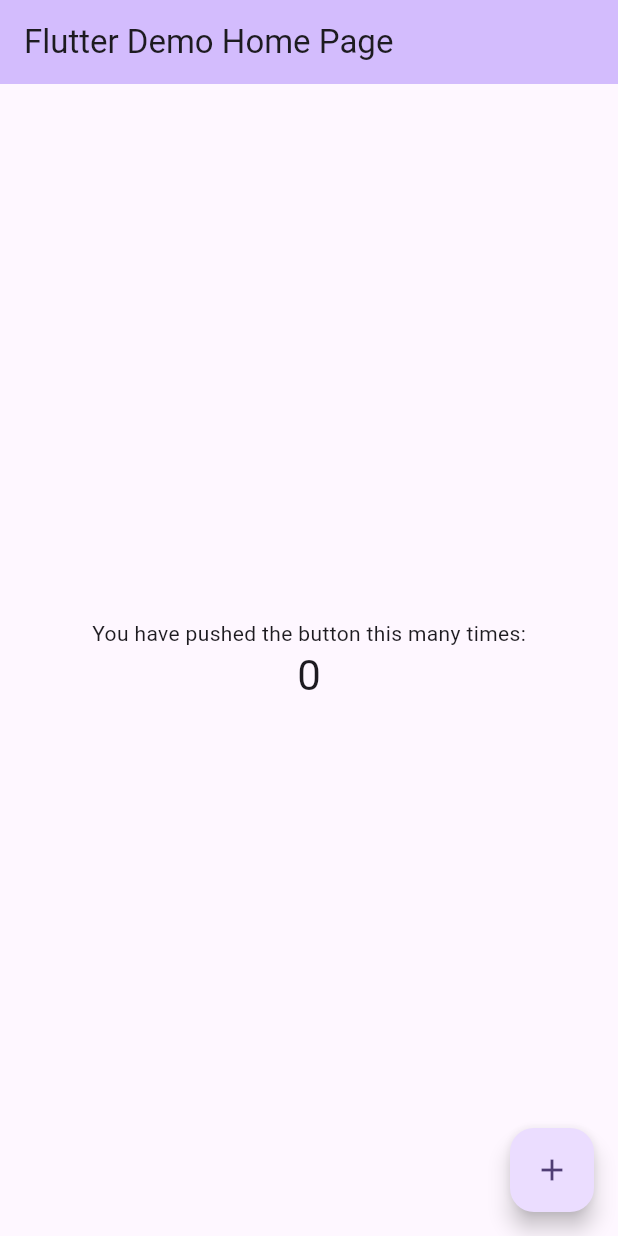
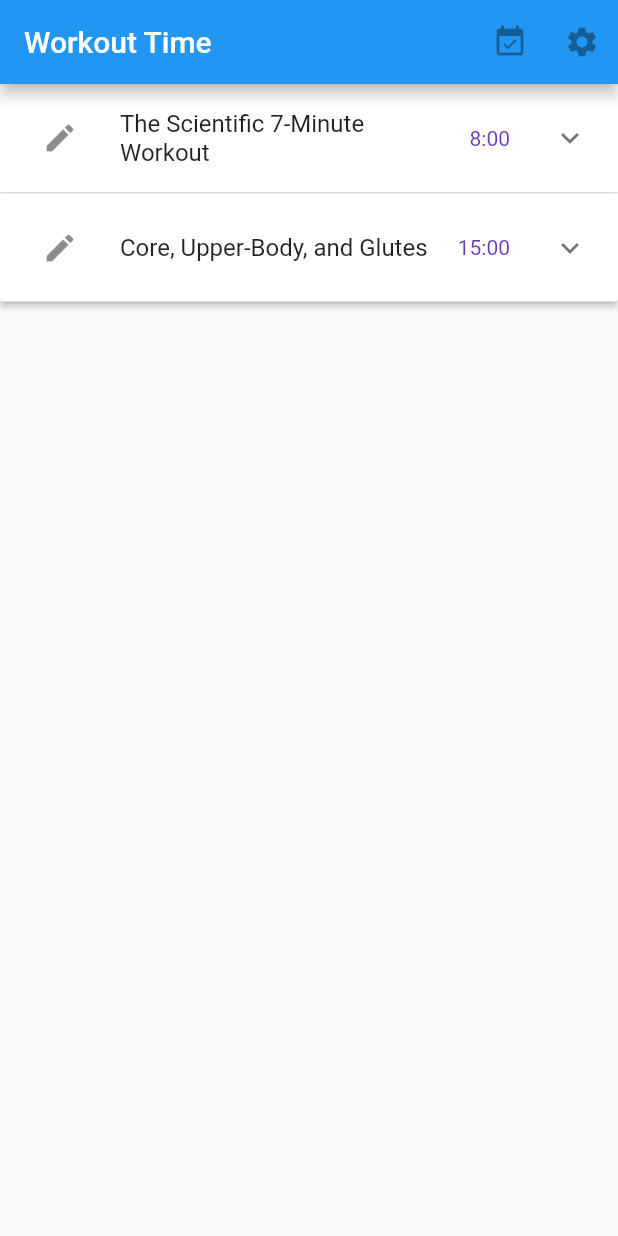
Before and after one commit to akniyet512/gym_app, a Flutter app: the screen it shows after launch, on a phone screen of 412 x 824 dp. Run offline on Flutter 3.47's test engine with Material 2 defaults, Android fonts, the phone set to English and light mode, and no system bars; our stand-ins replace equatable, flutter_bloc.

Commit message:
home page

```diff
--- /dev/null
+++ b/lib/blocs/workout_cubit.dart
@@ -0,0 +1,19 @@
+import 'dart:convert';
+
+import 'package:flutter/services.dart';
+import 'package:flutter_bloc/flutter_bloc.dart';
+import 'package:gym_app/models/workout.dart';
+
+class WorkoutCubit extends Cubit<List<Workout>> {
+  WorkoutCubit() : super([]);
+
+  Future<void> getWorkouts() async {
+    final List<Workout> workouts = [];
+    final dynamic workoutsJson =
+        jsonDecode(await rootBundle.loadString("assets/json/workouts.json"));
+    for (dynamic json in (workoutsJson as Iterable)) {
+      workouts.add(Workout.fromJson(json));
+    }
+    emit(workouts);
+  }
+}
--- /dev/null
+++ b/lib/helpers.dart
@@ -0,0 +1,7 @@
+String formatTime(int seconds, bool pad) {
+  return (pad)
+      ? "${(seconds / 60).floor()}:${(seconds % 60).toString().padLeft(2, "0")}"
+      : (seconds > 59)
+          ? "${(seconds / 60).floor()}:${(seconds % 60).toString().padLeft(2, "0")}"
+          : seconds.toString();
+}
--- a/lib/main.dart
+++ b/lib/main.dart
@@ -1,125 +1,66 @@
 import 'package:flutter/material.dart';
+import 'package:flutter_bloc/flutter_bloc.dart';
+import 'package:gym_app/blocs/workout_cubit.dart';
+import 'package:gym_app/models/workout.dart';
+import 'package:gym_app/screens/home_page.dart';
 
 void main() {
-  runApp(const MyApp());
+  runApp(const WorkoutTime());
 }
 
-class MyApp extends StatelessWidget {
-  const MyApp({super.key});
+class WorkoutTime extends StatelessWidget {
+  const WorkoutTime({super.key});
 
-  // This widget is the root of your application.
   @override
   Widget build(BuildContext context) {
     return MaterialApp(
-      title: 'Flutter Demo',
+      debugShowCheckedModeBanner: false,
+      title: 'My Workouts',
       theme: ThemeData(
-        // This is the theme of your application.
-        //
-        // TRY THIS: Try running your application with "flutter run". You'll see
-        // the application has a blue toolbar. Then, without quitting the app,
-        // try changing the seedColor in the colorScheme below to Colors.green
-        // and then invoke "hot reload" (save your changes or press the "hot
-        // reload" button in a Flutter-supported IDE, or press "r" if you used
-        // the command line to start the app).
-        //
-        // Notice that the counter didn't reset back to zero; the application
-        // state is not lost during the reload. To reset the state, use hot
-        // restart instead.
-        //
-        // This works for code too, not just values: Most code changes can be
-        // tested with just a hot reload.
-        colorScheme: ColorScheme.fromSeed(seedColor: Colors.deepPurple),
-        useMaterial3: true,
+          primaryColor: Colors.blue,
+          textTheme: const TextTheme(
+              // bodyText2: TextStyle(color: Color.fromARGB(255, 66, 74, 96))
+              bodyMedium: TextStyle(color: Colors.deepPurple))),
+      home: BlocProvider(
+        create: (BuildContext context) {
+          WorkoutCubit workoutsCubit = WorkoutCubit();
+          if (workoutsCubit.state.isEmpty) {
+            workoutsCubit.getWorkouts();
+          }
+          return workoutsCubit;
+        },
+        child: BlocBuilder<WorkoutCubit, List<Workout>>(
+          builder: (context, state) {
+            return const HomePage();
+          },
+        ),
       ),
-      home: const MyHomePage(title: 'Flutter Demo Home Page'),
+      //     MultiBlocProvider(
+      //   providers: [
+      //     BlocProvider(
+      //       create: (BuildContext context) {
+      //         WorkoutCubit workoutsCubit = WorkoutCubit();
+      //         if (workoutsCubit.state.isEmpty) {
+      //           workoutsCubit.getWorkouts();
+      //         }
+      //         return workoutsCubit;
+      //       },
+      //     ),
+      //     BlocProvider<WorkoutCubit>(
+      //       create: (BuildContext context) => WorkoutCubit(),
+      //     )
+      //   ],
+      //   child:
+      //       BlocBuilder<WorkoutCubit, WorkoutState>(builder: (context, state) {
+      //     if (state is WorkoutInitial) {
+      //       print('initial');
+      //       return const HomePage();
+      //     } else if (state is WorkoutEditing) {
+      //       return const EditWorkoutScreen();
+      //     }
+      //     return const WorkoutProgress();
+      //   }),
+      // ),
     );
   }
 }
-
-class MyHomePage extends StatefulWidget {
-  const MyHomePage({super.key, required this.title});
-
-  // This widget is the home page of your application. It is stateful, meaning
-  // that it has a State object (defined below) that contains fields that affect
-  // how it looks.
-
-  // This class is the configuration for the state. It holds the values (in this
-  // case the title) provided by the parent (in this case the App widget) and
-  // used by the build method of the State. Fields in a Widget subclass are
-  // always marked "final".
-
-  final String title;
-
-  @override
-  State<MyHomePage> createState() => _MyHomePageState();
-}
-
-class _MyHomePageState extends State<MyHomePage> {
-  int _counter = 0;
-
-  void _incrementCounter() {
-    setState(() {
-      // This call to setState tells the Flutter framework that something has
-      // changed in this State, which causes it to rerun the build method below
-      // so that the display can reflect the updated values. If we changed
-      // _counter without calling setState(), then the build method would not be
-      // called again, and so nothing would appear to happen.
-      _counter++;
-    });
-  }
-
-  @override
-  Widget build(BuildContext context) {
-    // This method is rerun every time setState is called, for instance as done
-    // by the _incrementCounter method above.
-    //
-    // The Flutter framework has been optimized to make rerunning build methods
-    // fast, so that you can just rebuild anything that needs updating rather
-    // than having to individually change instances of widgets.
-    return Scaffold(
-      appBar: AppBar(
-        // TRY THIS: Try changing the color here to a specific color (to
-        // Colors.amber, perhaps?) and trigger a hot reload to see the AppBar
-        // change color while the other colors stay the same.
-        backgroundColor: Theme.of(context).colorScheme.inversePrimary,
-        // Here we take the value from the MyHomePage object that was created by
-        // the App.build method, and use it to set our appbar title.
-        title: Text(widget.title),
-      ),
-      body: Center(
-        // Center is a layout widget. It takes a single child and positions it
-        // in the middle of the parent.
-        child: Column(
-          // Column is also a layout widget. It takes a list of children and
-          // arranges them vertically. By default, it sizes itself to fit its
-          // children horizontally, and tries to be as tall as its parent.
-          //
-          // Column has various properties to control how it sizes itself and
-          // how it positions its children. Here we use mainAxisAlignment to
-          // center the children vertically; the main axis here is the vertical
-          // axis because Columns are vertical (the cross axis would be
-          // horizontal).
-          //
-          // TRY THIS: Invoke "debug painting" (choose the "Toggle Debug Paint"
-          // action in the IDE, or press "p" in the console), to see the
-          // wireframe for each widget.
-          mainAxisAlignment: MainAxisAlignment.center,
-          children: <Widget>[
-            const Text(
-              'You have pushed the button this many times:',
-            ),
-            Text(
-              '$_counter',
-              style: Theme.of(context).textTheme.headlineMedium,
-            ),
-          ],
-        ),
-      ),
-      floatingActionButton: FloatingActionButton(
-        onPressed: _incrementCounter,
-        tooltip: 'Increment',
-        child: const Icon(Icons.add),
-      ), // This trailing comma makes auto-formatting nicer for build methods.
-    );
-  }
-}
--- /dev/null
+++ b/lib/models/exercise.dart
@@ -0,0 +1,74 @@
+import 'package:equatable/equatable.dart';
+
+class Exercise extends Equatable {
+  final String? title;
+  final int? prelude;
+  final int? duration;
+  final int? index;
+  final int? startTime;
+
+  const Exercise({
+    required this.title,
+    required this.prelude,
+    required this.duration,
+    this.index, // we calculate
+    this.startTime, //we calculate
+  });
+
+  factory Exercise.fromJson(
+          Map<String, dynamic> json, int index, int startTime) =>
+      Exercise(
+        title: json["title"],
+        prelude: json["prelude"],
+        duration: json["duration"],
+        index: index,
+        startTime: startTime,
+      );
+
+  Map<String, dynamic> toJson() => {
+        "title": title,
+        "prelude": prelude,
+        "duration": duration, //not needing to send
+      };
+
+  Exercise copyWith({
+    int? prelude,
+    String? title,
+    int? duration,
+    int? index,
+    int? startTime,
+  }) =>
+      Exercise(
+        title: title ?? this.title,
+        prelude: prelude ?? this.prelude,
+        duration: duration ?? this.duration,
+        index: index ?? this.index,
+        startTime: startTime ?? this.startTime,
+      );
+
+  @override
+  List<Object?> get props => [title, prelude, duration, index, startTime];
+
+  @override
+  bool get stringify => true;
+
+  Map<String, dynamic> toMap() {
+    return <String, dynamic>{
+      'title': title,
+      'prelude': prelude,
+      'duration': duration,
+      'index': index,
+      'startTime': startTime,
+    };
+  }
+
+  factory Exercise.fromMap(Map<String, dynamic> map) {
+    return Exercise(
+      title: map['title'] != null ? map['title'] as String : null,
+      prelude: map['prelude'] != null ? map['prelude'] as int : null,
+      duration: map['duration'] != null ? map['duration'] as int : null,
+      index: map['index'] != null ? map['index'] as int : null,
+      startTime: map['startTime'] != null ? map['startTime'] as int : null,
+    );
+  }
+}
--- /dev/null
+++ b/lib/models/workout.dart
@@ -0,0 +1,67 @@
+import 'package:equatable/equatable.dart';
+
+import 'package:gym_app/models/exercise.dart';
+
+class Workout extends Equatable {
+  final String? title;
+  final List<Exercise> exercises;
+
+  const Workout({
+    required this.title,
+    required this.exercises,
+  });
+
+  factory Workout.fromJson(Map<String, dynamic> json) {
+    List<Exercise> exercises = [];
+    int index = 0;
+    int startTime = 0;
+    for (var ex in (json['exercises'] as Iterable)) {
+      exercises.add(Exercise.fromJson(ex, index, startTime));
+      index++;
+      startTime += exercises.last.prelude! + exercises.last.duration!;
+    }
+    return Workout(title: json['title'] as String?, exercises: exercises);
+  }
+
+  Map<String, dynamic> toJson() => {
+        "title": title,
+        "exercises ": exercises,
+      };
+
+  Workout copyWith({String? title}) => Workout(
+        title: title ?? this.title,
+        exercises: exercises,
+      );
+
+  int getTotal() => exercises.fold(
+      0,
+      (previousValue, element) =>
+          previousValue + element.duration! + element.prelude!);
+
+  Exercise getCurrentExercise(int? elapsed) =>
+      exercises.lastWhere((element) => element.startTime! <= elapsed!);
+
+  @override
+  List<Object?> get props => [title, exercises];
+
+  @override
+  bool get stringify => true;
+
+  Map<String, dynamic> toMap() {
+    return <String, dynamic>{
+      'title': title,
+      'exercises': exercises.map((x) => x.toMap()).toList(),
+    };
+  }
+
+  factory Workout.fromMap(Map<String, dynamic> map) {
+    return Workout(
+      title: map['title'] != null ? map['title'] as String : null,
+      exercises: List<Exercise>.from(
+        (map['exercises'] as List<int>).map<Exercise>(
+          (x) => Exercise.fromMap(x as Map<String, dynamic>),
+        ),
+      ),
+    );
+  }
+}
--- /dev/null
+++ b/lib/screens/home_page.dart
@@ -0,0 +1,85 @@
+import 'package:flutter/material.dart';
+import 'package:flutter_bloc/flutter_bloc.dart';
+import 'package:gym_app/blocs/workout_cubit.dart';
+import 'package:gym_app/helpers.dart';
+import 'package:gym_app/models/workout.dart';
+
+class HomePage extends StatelessWidget {
+  const HomePage({super.key});
+
+  @override
+  Widget build(BuildContext context) {
+    return Scaffold(
+      appBar: AppBar(
+        title: const Text("Workout Time"),
+        actions: const [
+          IconButton(
+            onPressed: null,
+            icon: Icon(Icons.event_available),
+          ),
+          IconButton(
+            onPressed: null,
+            icon: Icon(Icons.settings),
+          ),
+        ],
+      ),
+      body: SingleChildScrollView(
+        child: BlocBuilder<WorkoutCubit, List<Workout>>(
+          builder: (context, workouts) => ExpansionPanelList.radio(
+            children: [
+              ...workouts
+                  .map(
+                    (workout) => ExpansionPanelRadio(
+                      value: workout,
+                      headerBuilder: (BuildContext context, bool isExpanded) =>
+                          ListTile(
+                        visualDensity: const VisualDensity(
+                          horizontal: 0,
+                          vertical: VisualDensity.maximumDensity,
+                        ),
+                        leading: IconButton(
+                          onPressed: () {
+                            // callback, else it gets immediately executed
+                            // BlocProvider.of<WorkoutCubit>(context)
+                            //     .editWorkout(
+                            //         workout, workouts.indexOf(workout));
+                          },
+                          icon: const Icon(Icons.edit),
+                        ),
+                        title: Text(workout.title!),
+                        trailing: Text(formatTime(workout.getTotal(), true)),
+                        // onTap: () => !isExpanded
+                        //     ? BlocProvider.of<WorkoutCubit>(context)
+                        //         .startWorkout(workout)
+                        //     : null,
+                      ),
+                      body: ListView.builder(
+                        shrinkWrap: true, //sino daba error
+                        itemCount: workout.exercises.length,
+                        physics: const NeverScrollableScrollPhysics(),
+                        itemBuilder: (BuildContext context, int index) =>
+                            ListTile(
+                          visualDensity: const VisualDensity(
+                            horizontal: 0,
+                            vertical: VisualDensity.maximumDensity,
+                          ),
+                          leading: Text(
+                            formatTime(workout.exercises[index].prelude!, true),
+                          ),
+                          title: Text(workout.exercises[index].title!),
+                          trailing: Text(
+                            formatTime(
+                                workout.exercises[index].duration!, true),
+                          ),
+                        ),
+                      ),
+                    ),
+                  )
+                  .toList()
+            ],
+          ),
+        ),
+      ),
+    );
+  }
+}
```
Also changed, not shown: 1 other file.
